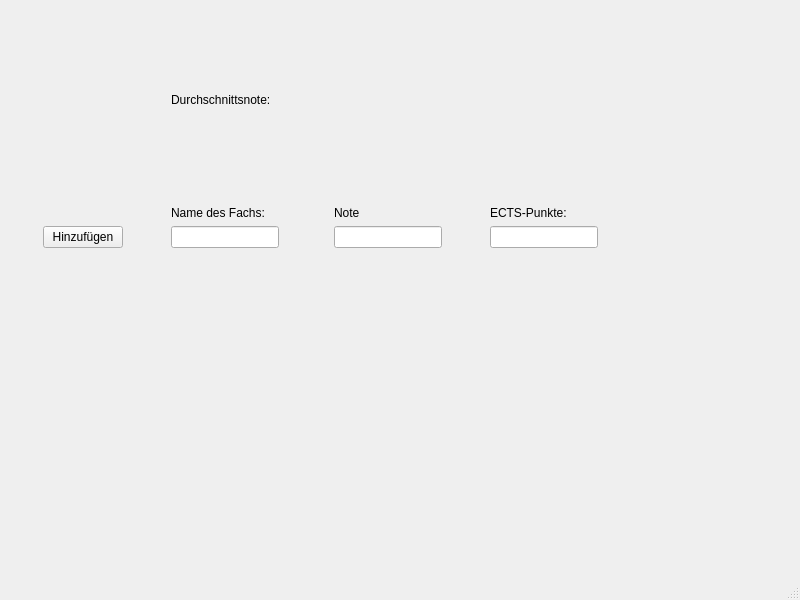
The window that mainwindow.ui (atlas033/NotenschnittApp) describes before a commit, drawn with Qt 5.
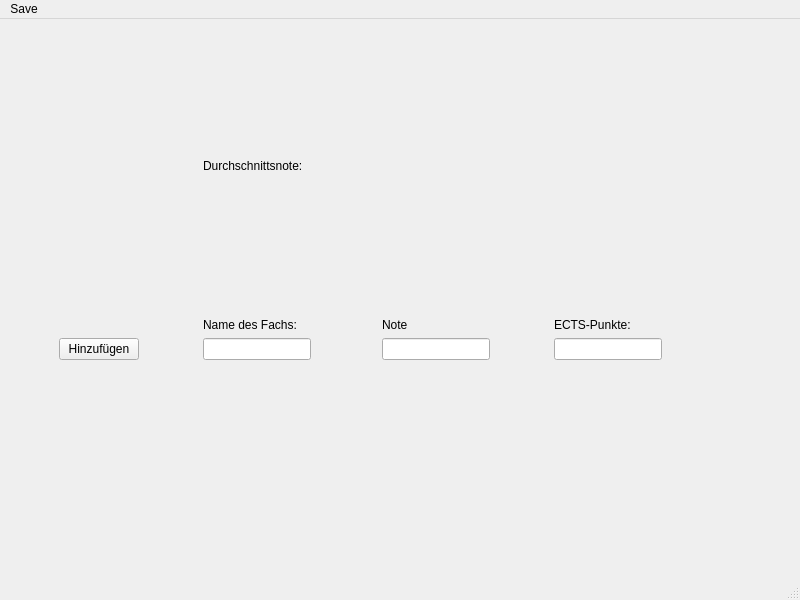
The same window after the commit.

Diff of the .ui file:
```diff
--- a/mainwindow.ui
+++ b/mainwindow.ui
@@ -19,8 +19,8 @@
      <rect>
       <x>0</x>
       <y>0</y>
-      <width>641</width>
-      <height>341</height>
+      <width>721</width>
+      <height>481</height>
      </rect>
     </property>
     <layout class="QGridLayout" name="gridLayout">
@@ -191,6 +191,20 @@
      <height>21</height>
     </rect>
    </property>
+   <widget class="QMenu" name="menuSave">
+    <property name="title">
+     <string>Save</string>
+    </property>
+    <addaction name="actionNew"/>
+    <addaction name="separator"/>
+    <addaction name="actionSave"/>
+    <addaction name="actionSave_As"/>
+    <addaction name="separator"/>
+    <addaction name="actionLoad_Profile"/>
+    <addaction name="separator"/>
+    <addaction name="actionQuit"/>
+   </widget>
+   <addaction name="menuSave"/>
   </widget>
   <widget class="QStatusBar" name="statusbar"/>
  </widget>
```
Left out of the diff: 25 changed lines with no effect on the pictures.
